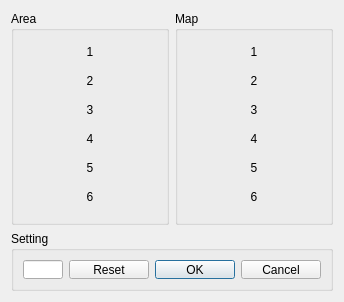
The window that anyactionselectdialog.ui (b17ee518/a86b43fca89c33a2f703c0c6c7221cb8) describes before a commit, drawn with Qt 5.
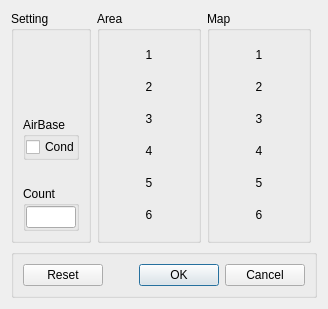
The same window after the commit.

Commit message: better setting on check air base cond

Diff of the .ui file:
```diff
--- a/anyactionselectdialog.ui
+++ b/anyactionselectdialog.ui
@@ -6,15 +6,15 @@
    <rect>
     <x>0</x>
     <y>0</y>
-    <width>336</width>
-    <height>302</height>
+    <width>306</width>
+    <height>309</height>
    </rect>
   </property>
   <property name="windowTitle">
    <string>Dialog</string>
   </property>
   <layout class="QGridLayout" name="gridLayout">
-   <item row="0" column="0">
+   <item row="0" column="1">
     <widget class="QGroupBox" name="groupBox">
      <property name="title">
       <string>Area</string>
@@ -119,7 +119,7 @@
      </layout>
     </widget>
    </item>
-   <item row="0" column="1">
+   <item row="0" column="2">
     <widget class="QGroupBox" name="groupBox_2">
      <property name="title">
       <string>Map</string>
@@ -224,7 +224,128 @@
      </layout>
     </widget>
    </item>
-   <item row="1" column="0" colspan="2">
+   <item row="0" column="0">
+    <widget class="QGroupBox" name="groupBox_4">
+     <property name="maximumSize">
+      <size>
+       <width>80</width>
+       <height>16777215</height>
+      </size>
+     </property>
+     <property name="title">
+      <string>Setting</string>
+     </property>
+     <layout class="QVBoxLayout" name="verticalLayout_3">
+      <item>
+       <spacer name="verticalSpacer">
+        <property name="orientation">
+         <enum>Qt::Vertical</enum>
+        </property>
+        <property name="sizeHint" stdset="0">
+         <size>
+          <width>20</width>
+          <height>40</height>
+         </size>
+        </property>
+       </spacer>
+      </item>
+      <item>
+       <widget class="QGroupBox" name="groupBox_5">
+        <property name="maximumSize">
+         <size>
+          <width>16777215</width>
+          <height>65</height>
+         </size>
+        </property>
+        <property name="title">
+         <string>AirBase</string>
+        </property>
+        <layout class="QVBoxLayout" name="verticalLayout_4">
+         <property name="spacing">
+          <number>0</number>
+         </property>
+         <property name="leftMargin">
+          <number>0</number>
+         </property>
+         <property name="topMargin">
+          <number>0</number>
+         </property>
+         <property name="rightMargin">
+          <number>0</number>
+         </property>
+         <property name="bottomMargin">
+          <number>0</number>
+         </property>
+         <item>
+          <widget class="QCheckBox" name="cbAirBaseCount">
+           <property name="text">
+            <string>Cond</string>
+           </property>
+          </widget>
+         </item>
+        </layout>
+       </widget>
+      </item>
+      <item>
+       <spacer name="verticalSpacer_2">
+        <property name="orientation">
+         <enum>Qt::Vertical</enum>
+        </property>
+        <property name="sizeType">
+         <enum>QSizePolicy::Fixed</enum>
+        </property>
+        <property name="sizeHint" stdset="0">
+         <size>
+          <width>20</width>
+          <height>20</height>
+         </size>
+        </property>
+       </spacer>
+      </item>
+      <item>
+       <widget class="QGroupBox" name="groupBox_6">
+        <property name="maximumSize">
+         <size>
+          <width>16777215</width>
+          <height>65</height>
+         </size>
+        </property>
+        <property name="title">
+         <string>Count</string>
+        </property>
+        <layout class="QVBoxLayout" name="verticalLayout_5">
+         <property name="spacing">
+          <number>0</number>
+         </property>
+         <property name="leftMargin">
+          <number>0</number>
+         </property>
+         <property name="topMargin">
+          <number>0</number>
+         </property>
+         <property name="rightMargin">
+          <number>0</number>
+         </property>
+         <property name="bottomMargin">
+          <number>0</number>
+         </property>
+         <item>
+          <widget class="QLineEdit" name="leCount">
+           <property name="sizePolicy">
+            <sizepolicy hsizetype="Fixed" vsizetype="Fixed">
+             <horstretch>0</horstretch>
+             <verstretch>0</verstretch>
+            </sizepolicy>
+           </property>
+          </widget>
+         </item>
+        </layout>
+       </widget>
+      </item>
+     </layout>
+    </widget>
+   </item>
+   <item row="1" column="0" colspan="4">
     <widget class="QGroupBox" name="groupBox_3">
      <property name="sizePolicy">
       <sizepolicy hsizetype="Preferred" vsizetype="Minimum">
@@ -239,25 +360,9 @@
       </size>
      </property>
      <property name="title">
-      <string>Setting</string>
+      <string/>
      </property>
      <layout class="QHBoxLayout" name="horizontalLayout">
-      <item>
-       <widget class="QLineEdit" name="leCount">
-        <property name="sizePolicy">
-         <sizepolicy hsizetype="Fixed" vsizetype="Fixed">
-          <horstretch>0</horstretch>
-          <verstretch>0</verstretch>
-         </sizepolicy>
-        </property>
-        <property name="maximumSize">
-         <size>
-          <width>40</width>
-          <height>16777215</height>
-         </size>
-        </property>
-       </widget>
-      </item>
       <item>
        <widget class="QDialogButtonBox" name="buttonBox">
         <property name="orientation">
```
The commit also changes 6 other files.
